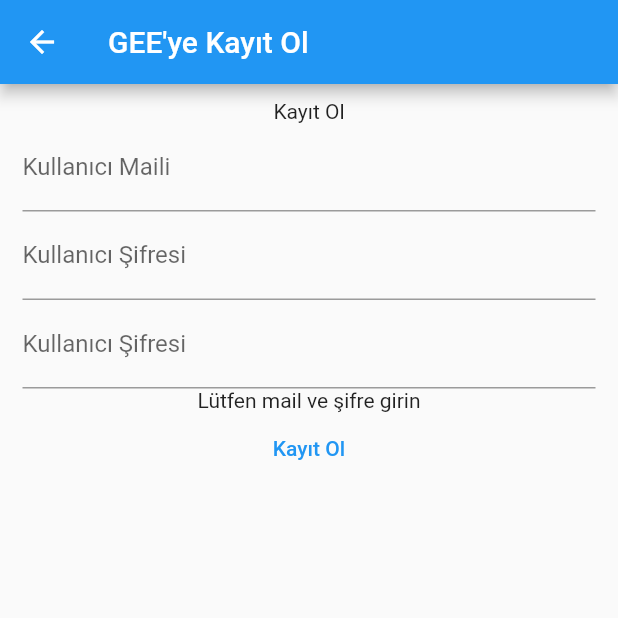
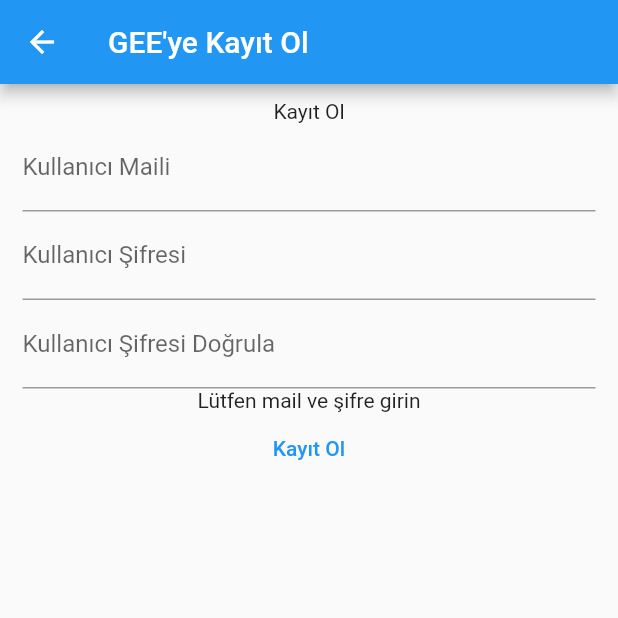
Before and after one commit to behemehal/GEE, a Flutter app: the RegisterPage screen opened directly, on a phone screen of 412 x 824 dp, the top half of it. Run offline on Flutter 3.47's test engine with Material 2 defaults, Android fonts, the phone set to English and light mode, and no system bars; our stand-ins replace shared_preferences; accounts and stored records are empty.

Commit message:
page change

```diff
--- a/lib/register.dart
+++ b/lib/pages/register.dart
@@ -7,8 +7,6 @@ class RegisterPage extends StatefulWidget {
 }
 
 class RegisterPageState extends State<RegisterPage> {
-  String gecerliMail = "test@mail.com";
-  String gecerliSifre = "gecerliSifre";
   String statusText = "Lütfen mail ve şifre girin";
 
   TextEditingController kullaniciMailKontrolcusu = TextEditingController();
@@ -50,7 +48,8 @@ class RegisterPageState extends State<RegisterPage> {
                 obscuringCharacter: "*", //şifreyi gizleyecek karakter *****
                 controller:
                     kullaniciSifreDogrulayici, //Kullanıcının yazdığı şifreyi kontrol etmek için bunu kullanıyoruz
-                decoration: InputDecoration(labelText: "Kullanıcı Şifresi"),
+                decoration:
+                    InputDecoration(labelText: "Kullanıcı Şifresi Doğrula"),
               ),
               Text(
                   statusText), //Kullanıcının Mail ve ya şifre hakkında bilgi aldığı element
```
